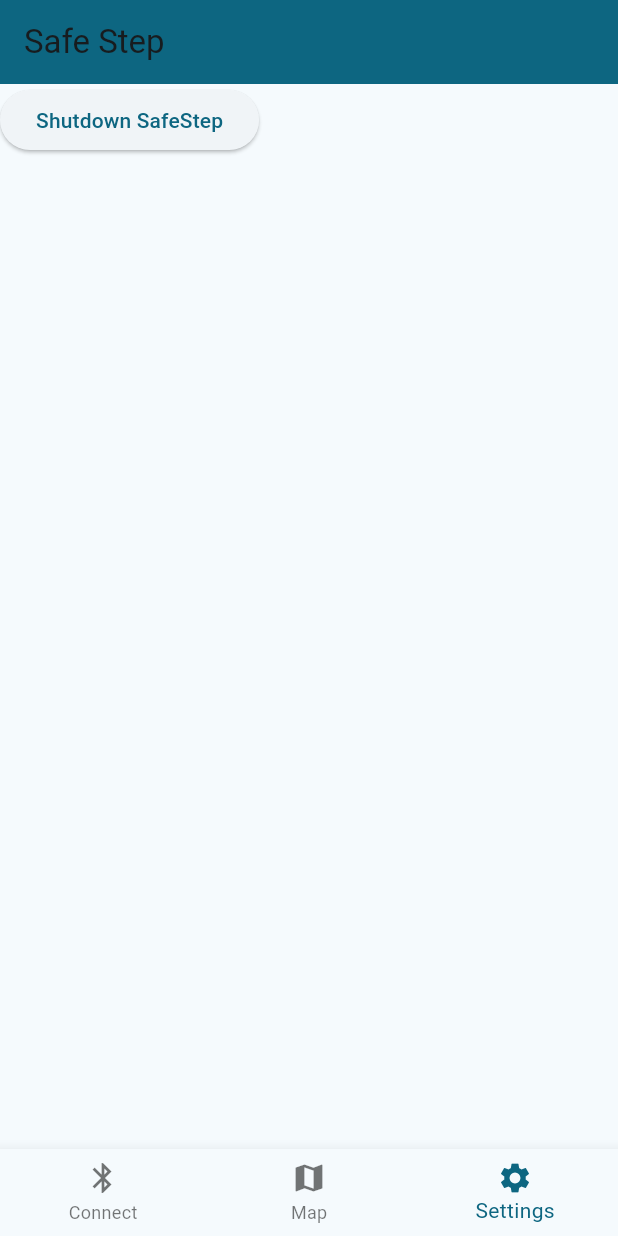
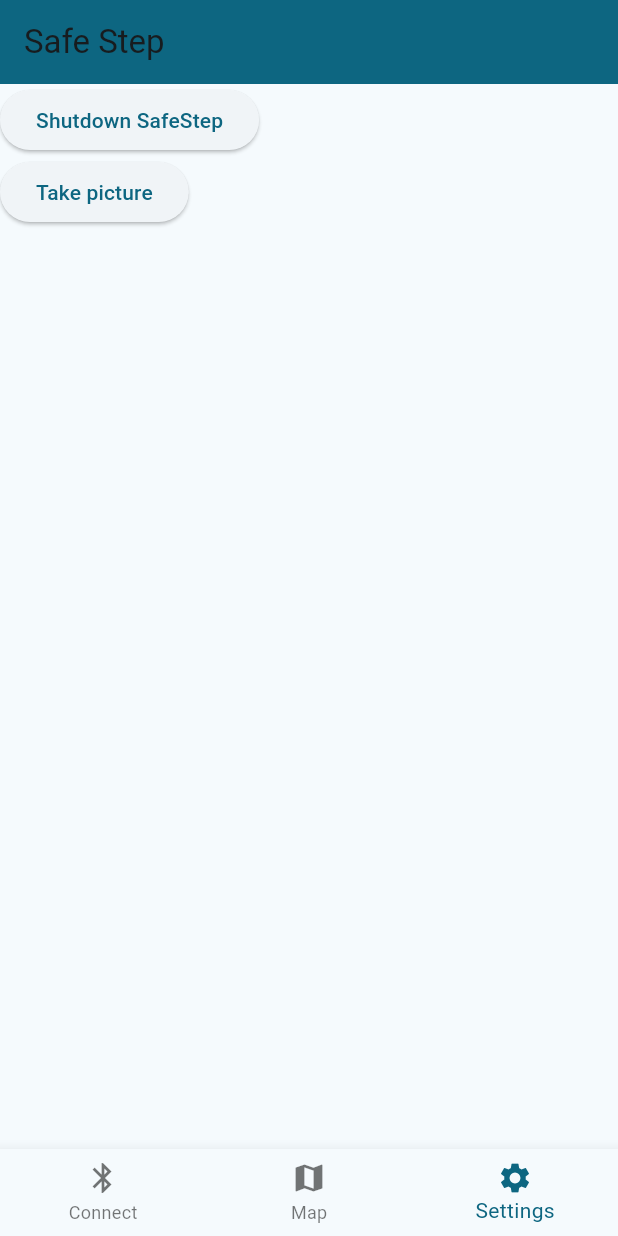
Before and after one commit to SafeStep-org/Safe-Step, a Flutter app: the screen it shows after launch, item 3 of the bottom bar chosen, on a phone screen of 412 x 824 dp. Run offline on Flutter 3.47's test engine with Material 3 defaults, Android fonts, the phone set to English and light mode, and no system bars; our stand-ins replace flutter_blue_plus, flutter_map, flutter_tts, geolocator, latlong2, permission_handler.

Commit message:
app updates

```diff
--- a/App/lib/settings.dart
+++ b/App/lib/settings.dart
@@ -22,14 +22,17 @@ class SettingsState extends State<Settings> {
     _bleManager.writeData("shutdown".codeUnits);
   }
 
+  void _takePicture() {
+    _bleManager.writeData("takePicture".codeUnits);
+  }
+
   @override
   Widget build(BuildContext context) {
     return Column(
+      crossAxisAlignment: CrossAxisAlignment.start,
       children: [
-        ElevatedButton(
-          onPressed: _shutDown,
-          child: const Text("Shutdown SafeStep"),
-        ),
+        ElevatedButton(onPressed: _shutDown, child: Text("Shutdown SafeStep")),
+        ElevatedButton(onPressed: _takePicture, child: Text("Take picture")),
       ],
     );
   }
```
